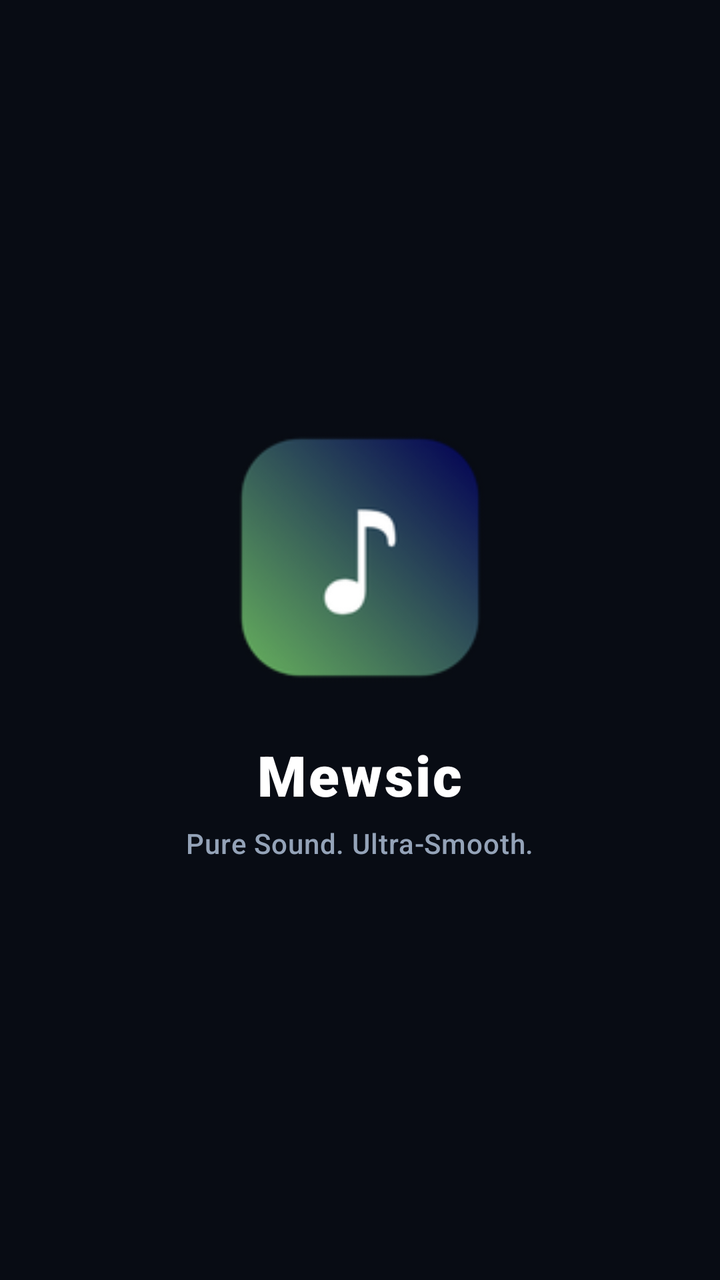
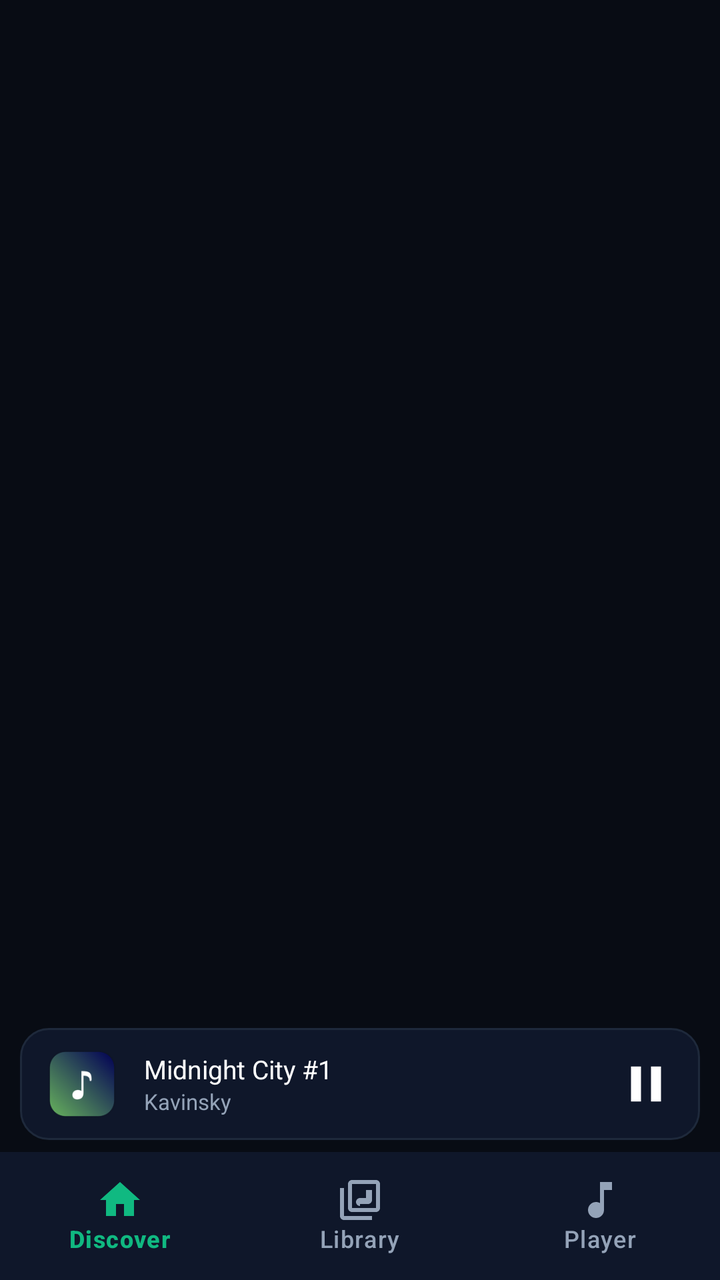

Compare the two renders of this Android layout. The source of the first and the diff that turns it into the second are given below.
<!-- AndroidManifest.xml: application theme Theme.Mewsic -->
<!-- res/layout/activity_main.xml -->
<?xml version="1.0" encoding="utf-8"?>
<FrameLayout xmlns:android="http://schemas.android.com/apk/res/android"
    xmlns:tools="http://schemas.android.com/tools"
    android:id="@+id/rootContainer"
    android:layout_width="match_parent"
    android:layout_height="match_parent"
    android:background="@color/background_dark"
    tools:context=".MainActivity">

    <LinearLayout
        android:layout_width="wrap_content"
        android:layout_height="wrap_content"
        android:layout_gravity="center"
        android:gravity="center_horizontal"
        android:orientation="vertical">

        
        <ImageView
            android:id="@+id/ivLogo"
            android:layout_width="140dp"
            android:layout_height="140dp"
            android:contentDescription="@string/content_desc_logo"
            android:src="@drawable/ic_mewsic_logo"
            android:scaleType="fitCenter" />

        
        <TextView
            android:id="@+id/tvAppName"
            android:layout_width="wrap_content"
            android:layout_height="wrap_content"
            android:layout_marginTop="20dp"
            android:fontFamily="sans-serif-black"
            android:text="@string/app_name"
            android:textColor="@color/text_primary"
            android:textSize="28sp"
            android:letterSpacing="0.04" />

        
        <TextView
            android:id="@+id/tvTagline"
            android:layout_width="wrap_content"
            android:layout_height="wrap_content"
            android:layout_marginTop="6dp"
            android:fontFamily="sans-serif-medium"
            android:text="@string/tagline"
            android:textColor="@color/text_secondary"
            android:textSize="14sp"
            android:letterSpacing="0.02" />

    </LinearLayout>

</FrameLayout>
<!-- resources referenced by this layout -->
<resources>
  <color name="background_dark">#080C14</color>
  <color name="text_primary">#FFFFFF</color>
  <color name="text_secondary">#94A3B8</color>
  <!-- drawable ic_mewsic_logo: png bitmap (drawable, 12205 bytes) -->
  <string name="app_name">Mewsic</string>
  <string name="content_desc_logo">Mewsic App Logo</string>
  <string name="tagline">Pure Sound. Ultra-Smooth.</string>
  <style name="Theme.Mewsic" parent="Theme.Material3.Dark.NoActionBar">
          <item name="colorPrimary">@color/brand_emerald</item>
          <item name="colorOnPrimary">@color/text_primary</item>
          <item name="android:windowBackground">@color/background_dark</item>
          <item name="android:statusBarColor">@color/status_bar_color</item>
          <item name="android:navigationBarColor">@color/nav_bar_color</item>
          <item name="android:windowLightStatusBar">false</item>
          <item name="android:windowLightNavigationBar" tools:targetApi="o_mr1">false</item>
          <item name="android:windowActivityTransitions">true</item>
      </style>
  <color name="brand_emerald">#10B981</color>
  <color name="status_bar_color">#080C14</color>
  <color name="nav_bar_color">#080C14</color>
</resources>

<!-- the commit's change to res/layout/activity_main.xml (unified diff, before → after) -->
@@ -1,52 +1,97 @@
 <?xml version="1.0" encoding="utf-8"?>
-<FrameLayout xmlns:android="http://schemas.android.com/apk/res/android"
-    xmlns:tools="http://schemas.android.com/tools"
+<androidx.coordinatorlayout.widget.CoordinatorLayout xmlns:android="http://schemas.android.com/apk/res/android"
+    xmlns:app="http://schemas.android.com/apk/res-auto"
     android:id="@+id/rootContainer"
     android:layout_width="match_parent"
     android:layout_height="match_parent"
-    android:background="@color/background_dark"
-    tools:context=".MainActivity">
+    android:background="@color/background_dark">
 
+    
+    <FrameLayout
+        android:id="@+id/fragmentContainer"
+        android:layout_width="match_parent"
+        android:layout_height="match_parent"
+        android:layout_marginBottom="124dp" />
+
+    
     <LinearLayout
-        android:layout_width="wrap_content"
+        android:layout_width="match_parent"
         android:layout_height="wrap_content"
-        android:layout_gravity="center"
-        android:gravity="center_horizontal"
+        android:layout_gravity="bottom"
         android:orientation="vertical">
 
         
-        <ImageView
-            android:id="@+id/ivLogo"
-            android:layout_width="140dp"
-            android:layout_height="140dp"
-            android:contentDescription="@string/content_desc_logo"
-            android:src="@drawable/ic_mewsic_logo"
-            android:scaleType="fitCenter" />
+        <LinearLayout
+            android:id="@+id/miniPlayerBar"
+            android:layout_width="match_parent"
+            android:layout_height="56dp"
+            android:layout_marginStart="10dp"
+            android:layout_marginEnd="10dp"
+            android:layout_marginBottom="6dp"
+            android:background="@drawable/bg_stat_card"
+            android:clickable="true"
+            android:focusable="true"
+            android:gravity="center_vertical"
+            android:orientation="horizontal"
+            android:paddingStart="12dp"
+            android:paddingEnd="12dp">
+
+            <ImageView
+                android:id="@+id/ivMiniCover"
+                android:layout_width="38dp"
+                android:layout_height="38dp"
+                android:contentDescription="@string/content_desc_logo"
+                android:scaleType="centerCrop"
+                android:src="@drawable/ic_mewsic_logo" />
+
+            <LinearLayout
+                android:layout_width="0dp"
+                android:layout_height="wrap_content"
+                android:layout_marginStart="12dp"
+                android:layout_weight="1"
+                android:orientation="vertical">
+
+                <TextView
+                    android:id="@+id/tvMiniTitle"
+                    android:layout_width="wrap_content"
+                    android:layout_height="wrap_content"
+                    android:ellipsize="end"
+                    android:fontFamily="sans-serif-bold"
+                    android:maxLines="1"
+                    android:text="Midnight City #1"
+                    android:textColor="@color/text_primary"
+                    android:textSize="13sp" />
+
+                <TextView
+                    android:id="@+id/tvMiniArtist"
+                    android:layout_width="wrap_content"
+                    android:layout_height="wrap_content"
+                    android:ellipsize="end"
+                    android:maxLines="1"
+                    android:text="Kavinsky"
+                    android:textColor="@color/text_secondary"
+                    android:textSize="11sp" />
+            </LinearLayout>
+
+            <ImageView
+                android:id="@+id/btnMiniPlayPause"
+                android:layout_width="30dp"
+                android:layout_height="30dp"
+                android:contentDescription="Play or Pause"
+                android:src="@drawable/ic_pause" />
+        </LinearLayout>
 
         
-        <TextView
-            android:id="@+id/tvAppName"
-            android:layout_width="wrap_content"
-            android:layout_height="wrap_content"
-            android:layout_marginTop="20dp"
-            android:fontFamily="sans-serif-black"
-            android:text="@string/app_name"
-            android:textColor="@color/text_primary"
-            android:textSize="28sp"
-            android:letterSpacing="0.04" />
-
-        
-        <TextView
-            android:id="@+id/tvTagline"
-            android:layout_width="wrap_content"
-            android:layout_height="wrap_content"
-            android:layout_marginTop="6dp"
-            android:fontFamily="sans-serif-medium"
-            android:text="@string/tagline"
-            android:textColor="@color/text_secondary"
-            android:textSize="14sp"
-            android:letterSpacing="0.02" />
+        <com.google.android.material.bottomnavigation.BottomNavigationView
+            android:id="@+id/bottomNav"
+            android:layout_width="match_parent"
+            android:layout_height="64dp"
+            android:background="@color/surface_dark"
+            app:itemActiveIndicatorStyle="@null"
+            app:itemIconTint="@color/nav_item_tint"
+            app:itemTextColor="@color/nav_item_tint"
+            app:menu="@menu/bottom_nav_menu" />
 
     </LinearLayout>
 
-</FrameLayout>
+</androidx.coordinatorlayout.widget.CoordinatorLayout>
<!-- resource entries referenced after the edit -->
@@ -1,12 +1,31 @@
 <!-- resources referenced by this layout -->
 <resources>
   <color name="background_dark">#080C14</color>
+  <color name="surface_dark">#0F172A</color>
   <color name="text_primary">#FFFFFF</color>
   <color name="text_secondary">#94A3B8</color>
+  <!-- drawable bg_stat_card (drawable) -->
+  <?xml version="1.0" encoding="utf-8"?>
+  <shape xmlns:android="http://schemas.android.com/apk/res/android"
+      android:shape="rectangle">
+      <solid android:color="@color/surface_dark" />
+      <corners android:radius="14dp" />
+      <stroke
+          android:width="1dp"
+          android:color="@color/surface_card" />
+  </shape>
   <!-- drawable ic_mewsic_logo: png bitmap (drawable, 12205 bytes) -->
-  <string name="app_name">Mewsic</string>
+  <!-- drawable ic_pause (drawable) -->
+  <vector xmlns:android="http://schemas.android.com/apk/res/android"
+      android:width="24dp"
+      android:height="24dp"
+      android:viewportWidth="24"
+      android:viewportHeight="24">
+      <path
+          android:fillColor="#FFFFFFFF"
+          android:pathData="M6,19h4V5H6v14zm8,-14v14h4V5h-4z" />
+  </vector>
   <string name="content_desc_logo">Mewsic App Logo</string>
-  <string name="tagline">Pure Sound. Ultra-Smooth.</string>
   <style name="Theme.Mewsic" parent="Theme.Material3.Dark.NoActionBar">
           <item name="colorPrimary">@color/brand_emerald</item>
           <item name="colorOnPrimary">@color/text_primary</item>
@@ -17,6 +36,7 @@
           <item name="android:windowLightNavigationBar" tools:targetApi="o_mr1">false</item>
           <item name="android:windowActivityTransitions">true</item>
       </style>
+  <color name="surface_card">#1E293B</color>
   <color name="brand_emerald">#10B981</color>
   <color name="status_bar_color">#080C14</color>
   <color name="nav_bar_color">#080C14</color>
